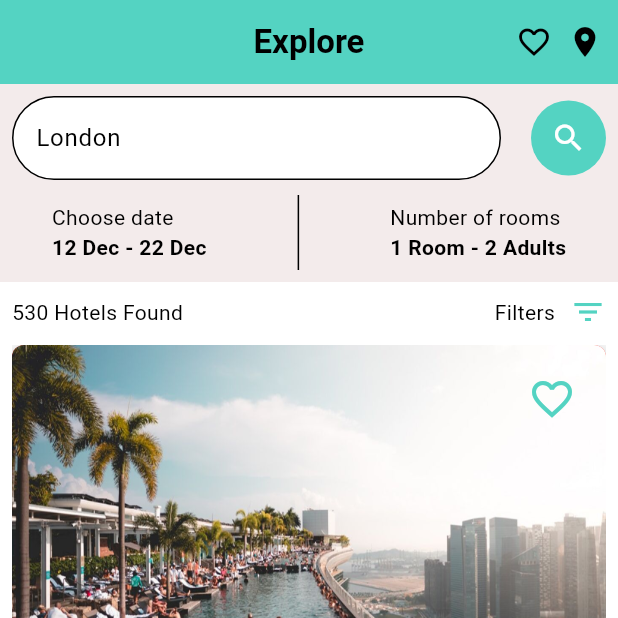
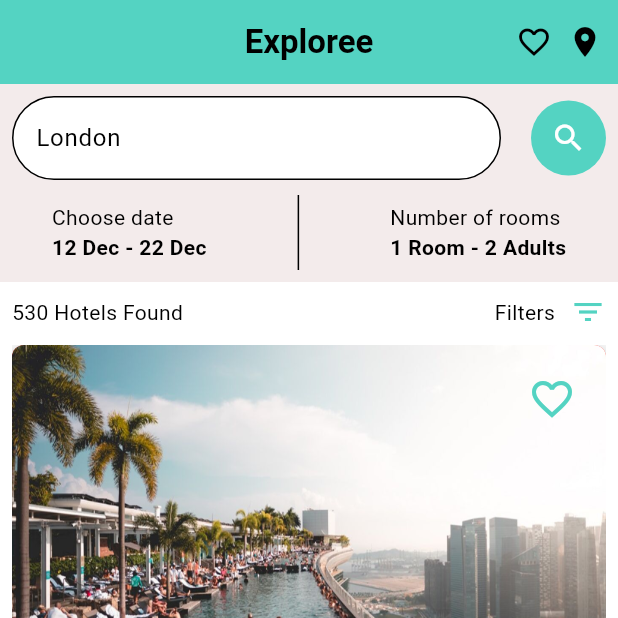
Before and after one commit to Yazan-Abdalmutee/Flutter-Apps, a Flutter app: the screen it shows after launch, on a phone screen of 412 x 824 dp, the top half of it. Run offline on Flutter 3.47's test engine with Material 3 defaults, Android fonts, the phone set to English and light mode, and no system bars; our stand-ins replace flutter_hex_color.

Commit message:
initial commit

```diff
--- a/lib/hotel_sample/views/HotelsPage.dart
+++ b/lib/hotel_sample/views/HotelsPage.dart
@@ -25,7 +25,7 @@ class HotelsPage extends StatelessWidget {
       home: Scaffold(
         appBar: AppBar(
           title: Text(
-            "Explore",
+            "Exploree",
             textAlign: TextAlign.center,
             style: TextStyle(fontWeight: FontWeight.bold,fontFamily: 'Roboto'),
           ),
```
